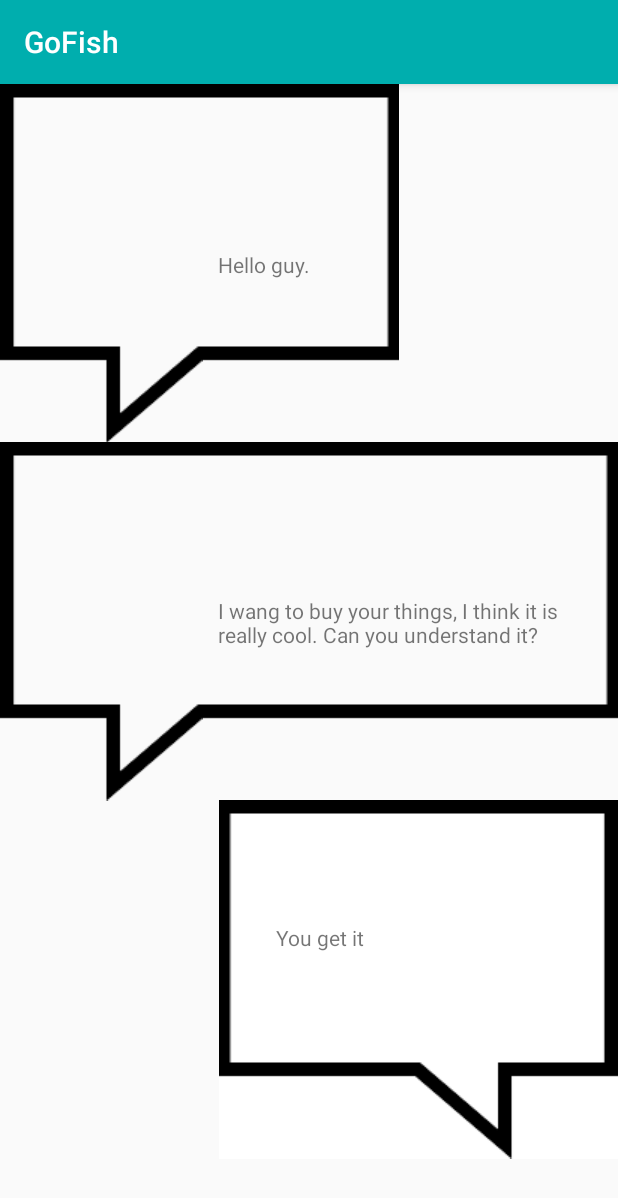
After one commit to Alanlovecoding/Second-Hand-Selling-Platform, an Android app: the ActivityMessage screen opened directly, with no data from a screen before it, on a phone screen of 412 x 824 dp. The commit adds this screen. Shown: the top 1198 px of the screen. Run offline under Robolectric (Android 15) with nearby library versions, the phone set to English and light mode, and no system bars.

Commit message:
activity_message added and Fragmentfavorite added

```diff
--- /dev/null
+++ b/app/src/main/java/cn/edu/pku/gofish/ActivityMessage.java
@@ -0,0 +1,42 @@
+package cn.edu.pku.gofish;
+
+import android.os.Bundle;
+import android.support.v7.app.AppCompatActivity;
+import android.widget.EditText;
+import android.widget.ListView;
+
+import java.util.ArrayList;
+import java.util.List;
+
+import cn.edu.pku.gofish.Adapter.MsgAdapter;
+import cn.edu.pku.gofish.Model.Message;
+
+/**
+ * Created by leonardo on 16/5/13.
+ */
+public class ActivityMessage extends AppCompatActivity {
+    private ListView msgListView;
+    private EditText inputText;
+    private MsgAdapter adapter;
+    private List<Message> msgList = new ArrayList<Message>();
+
+    @Override
+    protected void onCreate(Bundle savedInstanceState){
+        super.onCreate(savedInstanceState);
+        setContentView(R.layout.activity_message);
+        initMsgs();
+        adapter = new MsgAdapter(ActivityMessage.this,R.layout.message_item,msgList);
+        msgListView = (ListView) findViewById(R.id.message_list_view);
+        msgListView.setAdapter(adapter);
+    }
+
+    private void initMsgs()
+    {
+        Message msg1 = new Message("Hello guy.",Message.TYPE_RECEVIED);
+        msgList.add(msg1);
+        Message msg2 = new Message("I wang to buy your things, I think it is really cool. Can you understand it?",Message.TYPE_RECEVIED);
+        msgList.add(msg2);
+        Message msg3 = new Message("You get it",Message.TYPE_SENT);
+        msgList.add(msg3);
+    }
+}
--- /dev/null
+++ b/app/src/main/java/cn/edu/pku/gofish/Adapter/MsgAdapter.java
@@ -0,0 +1,72 @@
+package cn.edu.pku.gofish.Adapter;
+
+import android.content.Context;
+import android.view.LayoutInflater;
+import android.view.View;
+import android.view.ViewGroup;
+import android.widget.ArrayAdapter;
+import android.widget.LinearLayout;
+import android.widget.TextView;
+
+import java.util.List;
+
+import cn.edu.pku.gofish.Model.Message;
+import cn.edu.pku.gofish.R;
+
+/**
+ * Created by leonardo on 16/5/13.
+ */
+public class MsgAdapter extends ArrayAdapter<Message> {
+    private int resourceId;
+
+    public MsgAdapter(Context context, int textViewResourceId, List<Message> objects)
+    {
+        super(context,textViewResourceId,objects);
+        resourceId = textViewResourceId;
+    }
+
+    @Override
+    public View getView(int position, View convertView, ViewGroup parent)
+    {
+        Message msg = getItem(position);
+        View view;
+        ViewHolder viewHolder;
+        if(convertView ==null)
+        {
+            view = LayoutInflater.from(getContext()).inflate(resourceId,null);
+            viewHolder = new ViewHolder();
+            viewHolder.leftLayout = (LinearLayout) view.findViewById(R.id.left_layout);
+            viewHolder.rightLayout = (LinearLayout) view.findViewById(R.id.right_layout);
+            viewHolder.leftMsg = (TextView) view.findViewById(R.id.left_msg);
+            viewHolder.rightMsg = (TextView) view.findViewById(R.id.right_msg);
+            view.setTag(viewHolder);
+        }
+        else
+        {
+            view = convertView;
+            viewHolder = (ViewHolder) view.getTag();
+        }
+        if(msg.getType() == Message.TYPE_RECEVIED){
+            viewHolder.leftLayout.setVisibility(View.VISIBLE);
+            viewHolder.rightLayout.setVisibility(View.GONE);
+            viewHolder.leftMsg.setText(msg.getContent());
+        }
+        else
+        {
+            viewHolder.leftLayout.setVisibility(View.GONE);
+            viewHolder.rightLayout.setVisibility(View.VISIBLE);
+            viewHolder.rightMsg.setText(msg.getContent());
+        }
+        return view;
+    }
+
+    class ViewHolder {
+        LinearLayout leftLayout;
+
+        LinearLayout rightLayout;
+
+        TextView leftMsg;
+
+        TextView rightMsg;
+    }
+}
--- a/app/src/main/java/cn/edu/pku/gofish/FragmentHomepage.java
+++ b/app/src/main/java/cn/edu/pku/gofish/FragmentHomepage.java
@@ -32,7 +32,7 @@ public class FragmentHomepage extends Fragment {
     @Override
     public void onActivityCreated(@Nullable Bundle savedInstanceState) {
         super.onActivityCreated(savedInstanceState);
-        recyclerView = (RecyclerView) getActivity().findViewById(R.id.recordlist_recyclerview);
+        recyclerView = (RecyclerView) getActivity().findViewById(R.id.homepage_recordlist_recyclerview);
         recyclerView.setLayoutManager(new LinearLayoutManager(this.getContext()));
         recyclerView.setItemAnimator(new DefaultItemAnimator());
         recyclerView.setHasFixedSize(true);
--- a/app/src/main/java/cn/edu/pku/gofish/MainActivity.java
+++ b/app/src/main/java/cn/edu/pku/gofish/MainActivity.java
@@ -1,5 +1,6 @@
 package cn.edu.pku.gofish;
 
+import android.content.Intent;
 import android.os.Bundle;
 import android.support.v4.app.FragmentTransaction;
 import android.support.v7.app.AppCompatActivity;
@@ -171,6 +172,9 @@ public class MainActivity extends AppCompatActivity implements View.OnClickListe
 
         meFl.setSelected(false);
         meIv.setSelected(false);
+
+        Intent intent = new Intent(MainActivity.this,ActivityMessage.class);
+        startActivity(intent);
     }
 
     /**
--- /dev/null
+++ b/app/src/main/java/cn/edu/pku/gofish/Model/Message.java
@@ -0,0 +1,30 @@
+package cn.edu.pku.gofish.Model;
+
+/**
+ * Created by leonardo on 16/5/13.
+ */
+public class Message {
+    public static final int TYPE_RECEVIED = 0;
+    public static final int TYPE_SENT = 1;
+
+    private String content;
+    private int type;
+
+    public Message(String content, int type)
+    {
+        this.content=content;
+        this.type = type;
+    }
+
+    public String getContent()
+    {
+        return content;
+    }
+
+    public int getType()
+    {
+        return type;
+    }
+
+
+}
--- /dev/null
+++ b/app/src/main/res/layout/activity_message.xml
@@ -0,0 +1,10 @@
+<?xml version="1.0" encoding="utf-8"?>
+<LinearLayout xmlns:android="http://schemas.android.com/apk/res/android"
+    android:layout_width="match_parent" android:layout_height="match_parent">
+    <ListView
+        android:id="@+id/message_list_view"
+        android:layout_width="fill_parent"
+        android:layout_height="fill_parent"
+        android:layout_weight="1"
+        android:divider="#0000"></ListView>
+</LinearLayout>
--- a/app/src/main/res/layout/fragment_homepage.xml
+++ b/app/src/main/res/layout/fragment_homepage.xml
@@ -44,7 +44,7 @@
 
     </RelativeLayout>
     <android.support.v7.widget.RecyclerView
-        android:id="@+id/recordlist_recyclerview"
+        android:id="@+id/homepage_recordlist_recyclerview"
         android:layout_width="match_parent"
         android:layout_height="match_parent"
         tools:context=".MainActivity"
--- a/app/src/main/res/layout/fragment_recordlist.xml
+++ b/app/src/main/res/layout/fragment_recordlist.xml
@@ -23,7 +23,7 @@
         android:text="刷新本地数据" />
 
     <android.support.v7.widget.RecyclerView
-        android:id="@+id/recordlist_recyclerview"
+        android:id="@+id/homepage_recordlist_recyclerview"
         android:layout_width="match_parent"
         android:layout_height="match_parent"
         tools:context=".MainActivity" />
--- /dev/null
+++ b/app/src/main/res/layout/message_item.xml
@@ -0,0 +1,31 @@
+<?xml version="1.0" encoding="utf-8"?>
+<LinearLayout xmlns:android="http://schemas.android.com/apk/res/android"
+    android:layout_width="fill_parent" android:layout_height="fill_parent"
+    android:orientation="vertical">
+    <LinearLayout
+        android:id="@+id/left_layout"
+        android:layout_width="wrap_content"
+        android:layout_height="wrap_content"
+        android:background="@drawable/message_left"
+        android:layout_gravity="left">
+        <TextView
+            android:id="@+id/left_msg"
+            android:layout_width="wrap_content"
+            android:layout_height="wrap_content"
+            android:layout_gravity="left|center"
+            android:layout_margin="10dp" />
+    </LinearLayout>
+    <LinearLayout
+        android:id="@+id/right_layout"
+        android:layout_width="wrap_content"
+        android:layout_height="wrap_content"
+        android:layout_gravity="right"
+        android:background="@drawable/message_right">
+        <TextView
+            android:id="@+id/right_msg"
+            android:layout_width="wrap_content"
+            android:layout_height="wrap_content"
+            android:layout_gravity="right|center"
+            android:layout_margin="10dp" />
+    </LinearLayout>
+</LinearLayout>
```
Also changed, not shown: app/src/main/AndroidManifest.xml (+6 -1 lines), app/src/main/java/cn/edu/pku/gofish/FragmentFavorite.java (+32 -3 lines), app/src/main/java/cn/edu/pku/gofish/FragmentMessage.java (+32 -1 lines), app/src/main/res/layout/activity_main.xml (+4 -4 lines), app/src/main/res/layout/fragment_favorite.xml (+6 -2 lines), app/src/main/res/drawable/message.png (added), app/src/main/res/drawable/message_left.9.png (added), app/src/main/res/drawable/message_right.9.png (added).
